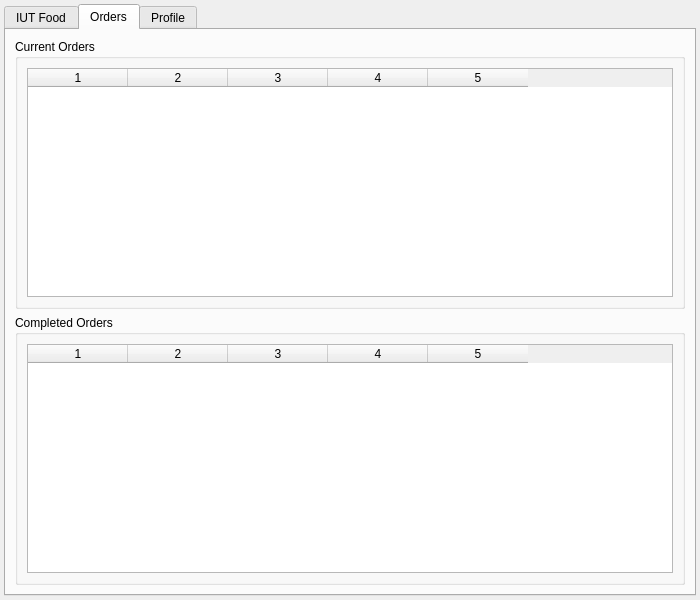
Qt form customer.ui (ASHKAN3230/iut-food) before a commit.
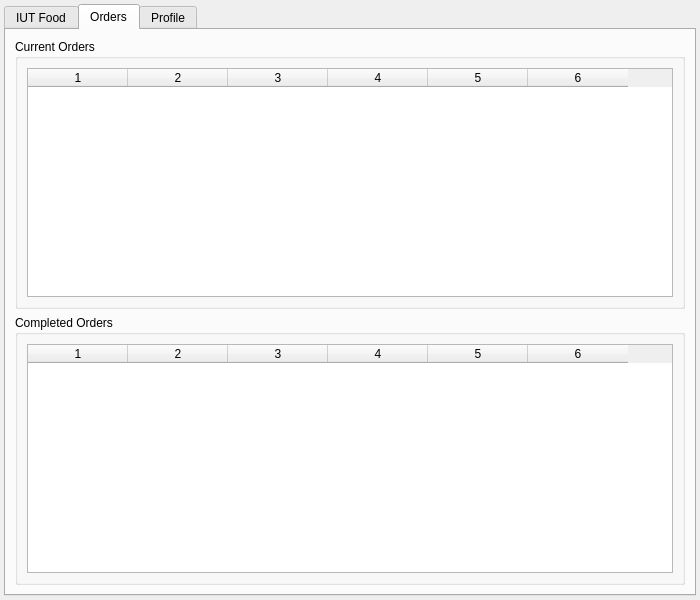
The same form after that commit.

```diff
--- a/customer.ui
+++ b/customer.ui
@@ -107,7 +107,7 @@
           <item>
            <widget class="QTableWidget" name="currentOrdersTableWidget">
             <property name="columnCount">
-             <number>5</number>
+             <number>6</number>
             </property>
             <property name="horizontalHeaderLabels" stdset="0">
              <stringlist>
@@ -123,6 +123,7 @@
             <column/>
             <column/>
             <column/>
+            <column/>
            </widget>
           </item>
          </layout>
@@ -137,7 +138,7 @@
           <item>
            <widget class="QTableWidget" name="completedOrdersTableWidget">
             <property name="columnCount">
-             <number>5</number>
+             <number>6</number>
             </property>
             <property name="horizontalHeaderLabels" stdset="0">
              <stringlist>
@@ -153,6 +154,7 @@
             <column/>
             <column/>
             <column/>
+            <column/>
            </widget>
           </item>
          </layout>
```
Left out of the diff: 12 changed lines with no effect on the pictures.
